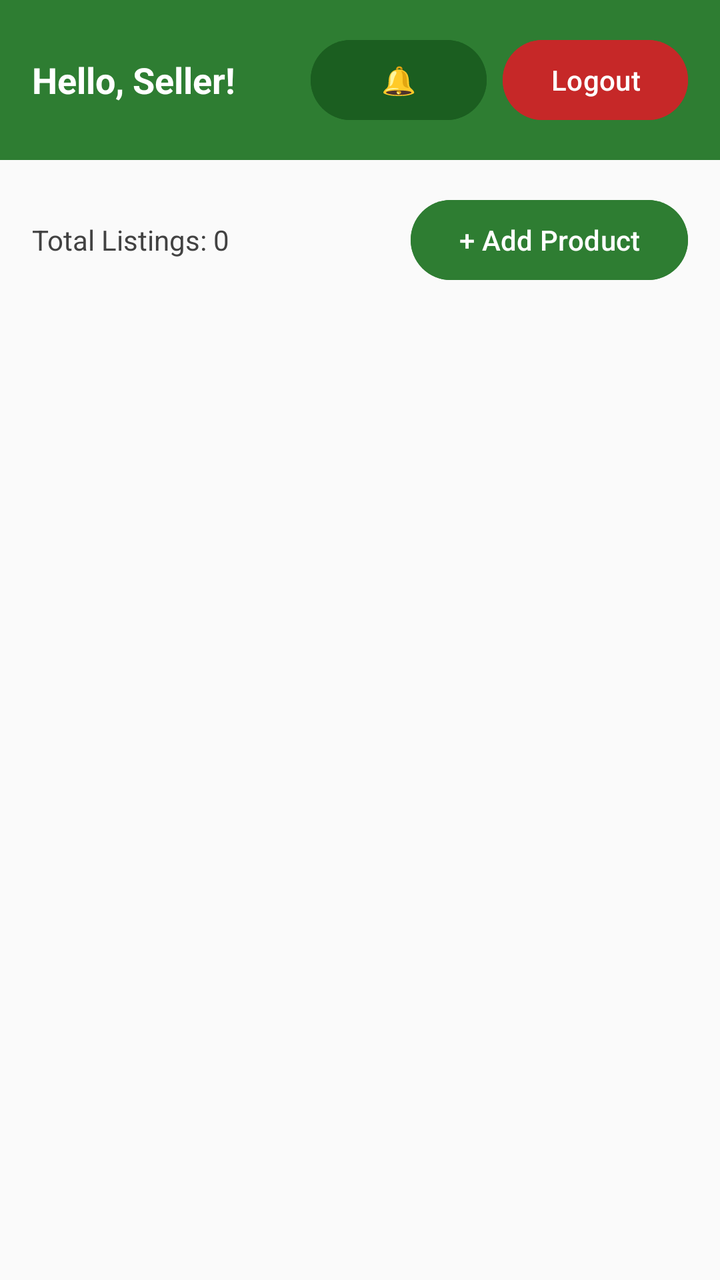
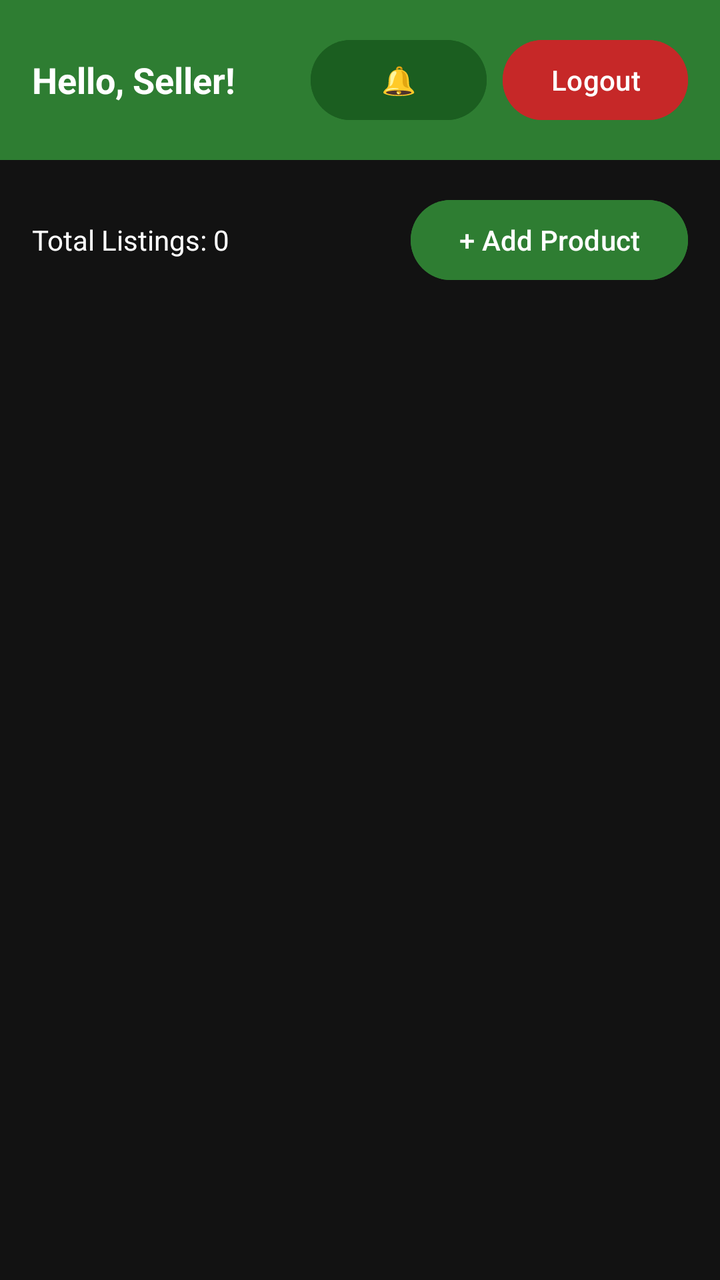

The first picture is an Android layout as it rendered before a commit; the second is the same layout after the commit. The layout source and the unified diff follow.
<!-- AndroidManifest.xml: application theme Theme.CampusCycle -->
<!-- res/layout/activity_seller_dashboard.xml -->
<?xml version="1.0" encoding="utf-8"?>
<LinearLayout xmlns:android="http://schemas.android.com/apk/res/android"
    android:layout_width="match_parent"
    android:layout_height="match_parent"
    android:orientation="vertical"
    android:background="#FAFAFA">

    
    <LinearLayout
        android:layout_width="match_parent"
        android:layout_height="wrap_content"
        android:orientation="horizontal"
        android:background="#2E7D32"
        android:padding="16dp"
        android:gravity="center_vertical">

        <TextView
            android:id="@+id/tvWelcome"
            android:layout_width="0dp"
            android:layout_height="wrap_content"
            android:layout_weight="1"
            android:text="Hello, Seller!"
            android:textColor="#FFFFFF"
            android:textSize="18sp"
            android:textStyle="bold"/>

        <Button
            android:id="@+id/btnNotifications"
            android:layout_width="wrap_content"
            android:layout_height="wrap_content"
            android:text="🔔"
            android:backgroundTint="#1B5E20"
            android:textColor="#FFFFFF"
            android:layout_marginEnd="8dp"/>

        <Button
            android:id="@+id/btnLogout"
            android:layout_width="wrap_content"
            android:layout_height="wrap_content"
            android:text="Logout"
            android:backgroundTint="#C62828"
            android:textColor="#FFFFFF"/>
    </LinearLayout>

    <LinearLayout
        android:layout_width="match_parent"
        android:layout_height="wrap_content"
        android:orientation="horizontal"
        android:padding="16dp">

        <TextView
            android:id="@+id/tvProductCount"
            android:layout_width="0dp"
            android:layout_height="wrap_content"
            android:layout_weight="1"
            android:text="Total Listings: 0"
            android:textSize="14sp"
            android:textColor="#424242"/>

        <Button
            android:id="@+id/btnAddProduct"
            android:layout_width="wrap_content"
            android:layout_height="wrap_content"
            android:text="+ Add Product"
            android:backgroundTint="#2E7D32"
            android:textColor="#FFFFFF"/>
    </LinearLayout>

    <ListView
        android:id="@+id/lvProducts"
        android:layout_width="match_parent"
        android:layout_height="0dp"
        android:layout_weight="1"
        android:divider="#E0E0E0"
        android:dividerHeight="1dp"
        android:paddingLeft="16dp"
        android:paddingRight="16dp"/>

    <TextView
        android:id="@+id/tvEmpty"
        android:layout_width="match_parent"
        android:layout_height="wrap_content"
        android:text="No products listed yet.\nTap '+ Add Product' to get started."
        android:gravity="center"
        android:textColor="#9E9E9E"
        android:textSize="15sp"
        android:padding="40dp"
        android:visibility="gone"/>

</LinearLayout>
<!-- resources referenced by this layout -->
<resources>
  <style name="Theme.CampusCycle" parent="Base.Theme.CampusCycle" />
  <style name="Base.Theme.CampusCycle" parent="Theme.Material3.DayNight.NoActionBar">
          
          
      </style>
</resources>

<!-- the commit's change to res/layout/activity_seller_dashboard.xml (unified diff, before → after) -->
@@ -3,9 +3,8 @@
     android:layout_width="match_parent"
     android:layout_height="match_parent"
     android:orientation="vertical"
-    android:background="#FAFAFA">
+    android:background="@color/background">
 
-    
     <LinearLayout
         android:layout_width="match_parent"
         android:layout_height="wrap_content"
@@ -20,7 +19,7 @@
             android:layout_height="wrap_content"
             android:layout_weight="1"
             android:text="Hello, Seller!"
-            android:textColor="#FFFFFF"
+            android:textColor="@color/textPrimary"
             android:textSize="18sp"
             android:textStyle="bold"/>
 
@@ -55,7 +54,7 @@
             android:layout_weight="1"
             android:text="Total Listings: 0"
             android:textSize="14sp"
-            android:textColor="#424242"/>
+            android:textColor="@color/textPrimary"/>
 
         <Button
             android:id="@+id/btnAddProduct"
@@ -82,7 +81,7 @@
         android:layout_height="wrap_content"
         android:text="No products listed yet.\nTap '+ Add Product' to get started."
         android:gravity="center"
-        android:textColor="#9E9E9E"
+        android:textColor="@color/textPrimary"
         android:textSize="15sp"
         android:padding="40dp"
         android:visibility="gone"/>
<!-- resource entries referenced after the edit -->
@@ -1,9 +1,14 @@
 <!-- resources referenced by this layout -->
 <resources>
-  <style name="Theme.CampusCycle" parent="Base.Theme.CampusCycle" />
-  <style name="Base.Theme.CampusCycle" parent="Theme.Material3.DayNight.NoActionBar">
-          
-          
+  <color name="background">#121212</color>
+  <color name="textPrimary">#FFFFFF</color>
+  <style name="Theme.CampusCycle" parent="Theme.Material3.Dark.NoActionBar">
+          <item name="colorPrimary">@color/primary</item>
+          <item name="colorPrimaryVariant">@color/primaryDark</item>
+          <item name="colorSecondary">@color/accent</item>
       </style>
+  <color name="primary">#5E35B1</color>
+  <color name="primaryDark">#4527A0</color>
+  <color name="accent">#42A5F5</color>
 </resources>
 
